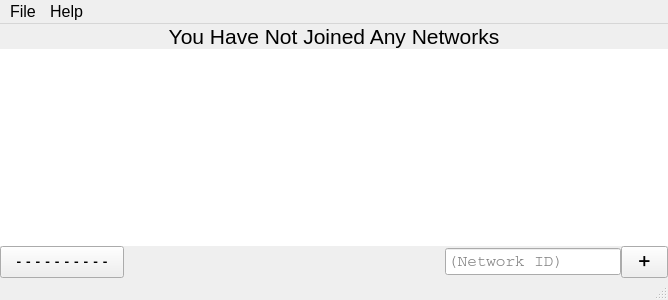
The window that ZeroTierUI/mainwindow.ui (zerotier/ZeroTierOne) describes before a commit, drawn with Qt 5.
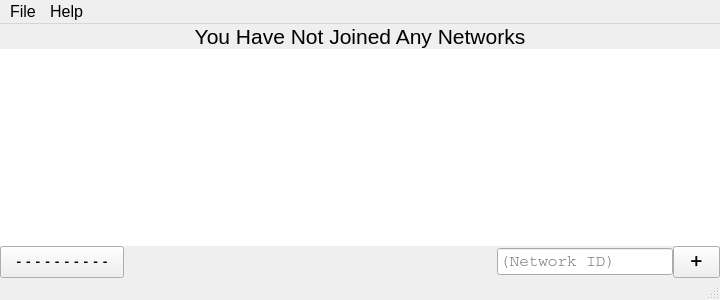
The same window after the commit. Icons and pictures are not drawn.

Patch:
```diff
--- a/ZeroTierUI/mainwindow.ui
+++ b/ZeroTierUI/mainwindow.ui
@@ -6,7 +6,7 @@
    <rect>
     <x>0</x>
     <y>0</y>
-    <width>668</width>
+    <width>720</width>
     <height>300</height>
    </rect>
   </property>
@@ -229,8 +229,8 @@
     <rect>
      <x>0</x>
      <y>0</y>
-     <width>668</width>
-     <height>24</height>
+     <width>720</width>
+     <height>22</height>
     </rect>
    </property>
    <property name="font">
```
